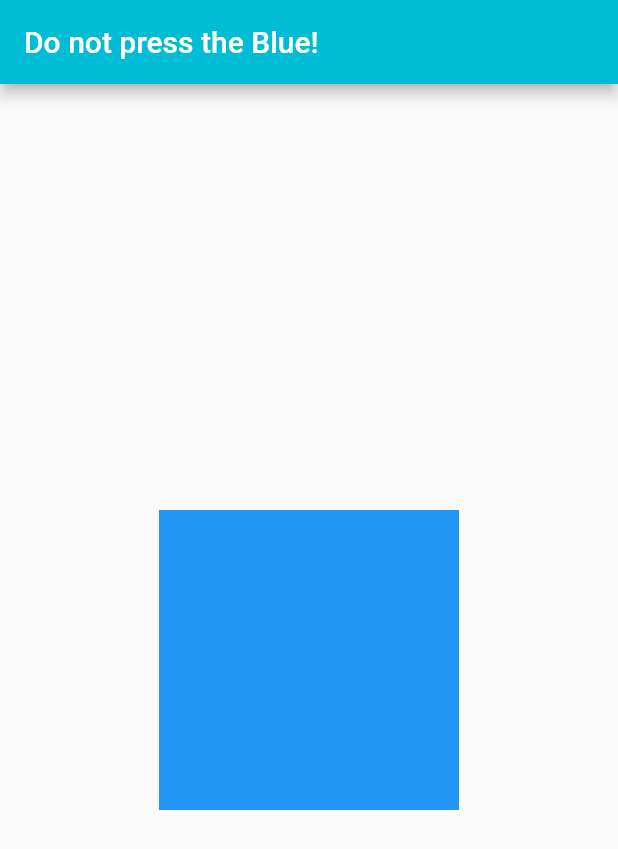
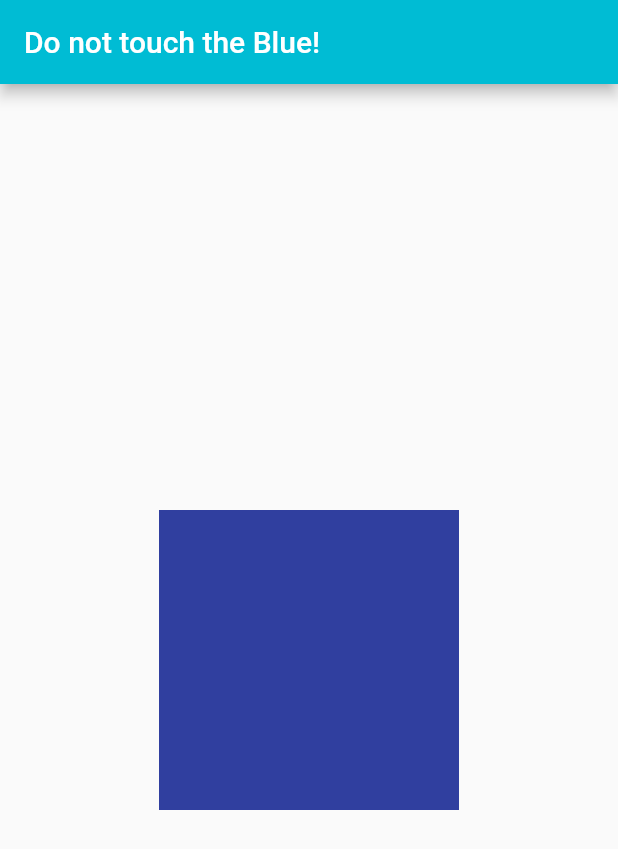
Before and after one commit to SzyAgustin/dont-blue, a Flutter app: the screen it shows after launch, on a phone screen of 412 x 824 dp. Shown: the top 849 px of the screen. Run offline on Flutter 3.47's test engine with Material 2 defaults, Android fonts, the phone set to English and light mode, and no system bars; our stand-ins replace vibration.

Commit message:
color changes between blue and green

```diff
--- a/lib/src/screens/home.dart
+++ b/lib/src/screens/home.dart
@@ -14,7 +14,7 @@ class HomeState extends State<Home> {
     return Scaffold(
       appBar: AppBar(
         backgroundColor: Colors.cyan,
-        title: Text('Do not press the Blue!'),
+        title: Text('Do not touch the Blue!'),
       ),
       body: Center(
         child: BoxPressedAnimation(),
--- a/lib/src/widgets/box_pressed_animation.dart
+++ b/lib/src/widgets/box_pressed_animation.dart
@@ -1,7 +1,6 @@
 import 'package:flutter/material.dart';
 import 'color_box.dart';
 import 'package:vibration/vibration.dart';
-import 'dart:async';
 
 class BoxPressedAnimation extends StatefulWidget {
   @override
@@ -13,6 +12,7 @@ class _BoxPressedAnimationState extends State<BoxPressedAnimation>
   Animation<double> _boxAnimation;
   AnimationController _boxController;
   int counter = 0;
+  bool green = false;
 
   @override
   void initState() {
@@ -54,12 +54,16 @@ class _BoxPressedAnimationState extends State<BoxPressedAnimation>
 
   onTap() {
     executeAnimation();
+
+    green = !green;
+    setState(() {
+    });
     // new Timer.periodic(Duration(milliseconds: 1000), (timer) {
     //   print('one second passed');
     // });
   }
 
-  executeAnimation(){
+  executeAnimation() {
     _boxController.forward();
     Vibration.vibrate(duration: 75);
   }
@@ -67,13 +71,20 @@ class _BoxPressedAnimationState extends State<BoxPressedAnimation>
   @override
   Widget build(BuildContext context) {
     return GestureDetector(
-      onTap: onTap,
-      child: ColorBox(
-        //margin: EdgeInsets.only(top: _boxAnimation.value),
-        height: _boxAnimation.value,
-        width: _boxAnimation.value,
-        color: Colors.blue,
-      ),
+      onTap: onTap(),
+      child: green
+          ? ColorBox(
+              //margin: EdgeInsets.only(top: _boxAnimation.value),
+              height: _boxAnimation.value,
+              width: _boxAnimation.value,
+              color: Colors.lightGreenAccent[700],
+            )
+          : ColorBox(
+              //margin: EdgeInsets.only(top: _boxAnimation.value),
+              height: _boxAnimation.value,
+              width: _boxAnimation.value,
+              color: Colors.indigo[700],
+            ),
     );
   }
 }
--- a/lib/src/widgets/color_box.dart
+++ b/lib/src/widgets/color_box.dart
@@ -1,17 +1,24 @@
 import 'package:flutter/material.dart';
 
-class ColorBox extends StatelessWidget {
+class ColorBox extends StatefulWidget {
   final width;
   final height;
   final color;
 
   ColorBox({this.width, this.height, this.color});
 
+  @override
+  ColorBoxState createState() {
+    return new ColorBoxState();
+  }
+}
+
+class ColorBoxState extends State<ColorBox> {
   Widget build(BuildContext context) {
     return Container(
-      width: width,
-      height: width,
-      color: color,
+      width: widget.width,
+      height: widget.width,
+      color: widget.color,
     );
   }
 }
```
